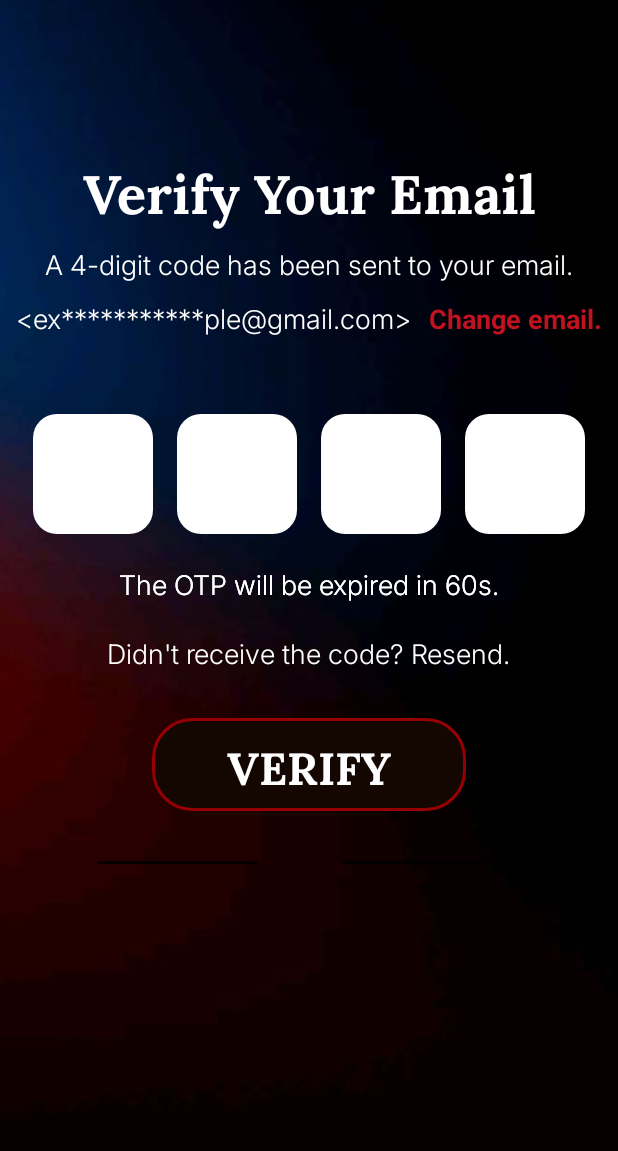
After one commit to PhanHongDatt/Whale_Fitness, an Android app: the layout activity_verify.xml on its own in the app's theme, with its tools: preview values and no code run, on a phone screen of 412 x 824 dp. The commit adds this screen. Shown: the top 1151 px of the screen. Run offline under Robolectric (Android 15) with nearby library versions, the phone set to English and light mode, and no system bars.

Commit message:
Verify layout commit

```diff
--- /dev/null
+++ b/app/src/main/res/drawable/img_button_verify.xml
@@ -0,0 +1,11 @@
+<vector xmlns:android="http://schemas.android.com/apk/res/android"
+    android:width="209dp"
+    android:height="62dp"
+    android:viewportWidth="209"
+    android:viewportHeight="62">
+  <path
+      android:pathData="M27,1L182,1A26,26 0,0 1,208 27L208,35A26,26 0,0 1,182 61L27,61A26,26 0,0 1,1 35L1,27A26,26 0,0 1,27 1z"
+      android:strokeWidth="2"
+      android:fillColor="#140702"
+      android:strokeColor="#970003"/>
+</vector>
--- /dev/null
+++ b/app/src/main/res/drawable/verify_otp_box.xml
@@ -0,0 +1,9 @@
+<vector xmlns:android="http://schemas.android.com/apk/res/android"
+    android:width="96dp"
+    android:height="96dp"
+    android:viewportWidth="96"
+    android:viewportHeight="96">
+  <path
+      android:pathData="M24,8L72,8A16,16 0,0 1,88 24L88,72A16,16 0,0 1,72 88L24,88A16,16 0,0 1,8 72L8,24A16,16 0,0 1,24 8z"
+      android:fillColor="#ffffff"/>
+</vector>
--- /dev/null
+++ b/app/src/main/res/layout/activity_verify.xml
@@ -0,0 +1,152 @@
+<?xml version="1.0" encoding="utf-8"?>
+<androidx.constraintlayout.widget.ConstraintLayout xmlns:android="http://schemas.android.com/apk/res/android"
+    android:layout_width="match_parent"
+    android:layout_height="match_parent"
+    xmlns:tools="http://schemas.android.com/tools"
+    xmlns:app="http://schemas.android.com/apk/res-auto"
+    android:background="@drawable/img_background_blue_red">
+
+    <TextView
+        android:id="@+id/tv_title"
+        android:layout_width="wrap_content"
+        android:layout_height="wrap_content"
+        android:text="@string/VerifyEmail"
+        android:textSize="36sp"
+        android:textStyle="bold"
+        android:textColor="@color/white"
+        android:fontFamily="@font/lora"
+        android:layout_marginTop="100dp"
+        app:layout_constraintStart_toStartOf="parent"
+        app:layout_constraintTop_toTopOf="parent"
+        app:layout_constraintEnd_toEndOf="parent">
+    </TextView>
+
+    <TextView
+        android:id="@+id/tv_description"
+        android:layout_width="wrap_content"
+        android:layout_height="wrap_content"
+        android:text="@string/Verify_Description"
+        android:textSize="18sp"
+        android:textStyle="normal"
+        android:textColor="@color/white"
+        android:fontFamily="@font/inter_Light"
+        android:layout_marginTop="10dp"
+        app:layout_constraintStart_toStartOf="parent"
+        app:layout_constraintTop_toBottomOf="@id/tv_title"
+        app:layout_constraintEnd_toEndOf="parent">
+    </TextView>
+
+    <TextView
+        android:id="@+id/tv_email"
+        android:layout_width="wrap_content"
+        android:layout_height="wrap_content"
+        android:text="@string/email_example"
+        android:textSize="18sp"
+        android:textStyle="normal"
+        android:textColor="@color/white"
+        android:fontFamily="@font/inter_Light"
+        android:layout_marginTop="10dp"
+        app:layout_constraintStart_toStartOf="parent"
+        app:layout_constraintEnd_toStartOf="@id/tv_change_email"
+        app:layout_constraintTop_toBottomOf="@id/tv_description">
+    </TextView>
+
+    <TextView
+        android:id="@+id/tv_change_email"
+        android:layout_width="wrap_content"
+        android:layout_height="wrap_content"
+        android:text="@string/changeemail"
+        android:textColor="@color/darker_red"
+        android:layout_marginTop="10dp"
+        android:textStyle="bold"
+        android:textSize="18sp"
+        app:layout_constraintTop_toBottomOf="@id/tv_description"
+        app:layout_constraintStart_toEndOf="@id/tv_email"
+        app:layout_constraintBaseline_toBaselineOf="@id/tv_email"
+        app:layout_constraintEnd_toEndOf="parent"/>
+    <LinearLayout
+        android:id="@+id/verify_container"
+        android:layout_width="match_parent"
+        android:layout_height="wrap_content"
+        android:orientation="horizontal"
+        android:gravity="center"
+        app:layout_constraintStart_toStartOf="parent"
+        app:layout_constraintEnd_toEndOf="parent"
+        app:layout_constraintTop_toBottomOf="@id/tv_email"
+        android:layout_marginTop="20dp">
+        <EditText
+            android:id="@+id/et_otp1"
+            android:layout_width="wrap_content"
+            android:layout_height="wrap_content"
+            android:background="@drawable/verify_otp_box"
+            android:layout_marginTop="15dp"/>
+        <EditText
+            android:id="@+id/et_otp2"
+            android:layout_width="wrap_content"
+            android:layout_height="wrap_content"
+            android:background="@drawable/verify_otp_box"
+            android:layout_marginTop="15dp"/>
+        <EditText
+            android:id="@+id/et_otp3"
+            android:layout_width="wrap_content"
+            android:layout_height="wrap_content"
+            android:background="@drawable/verify_otp_box"
+            android:layout_marginTop="15dp"/>
+        <EditText
+            android:id="@+id/et_otp4"
+            android:layout_width="wrap_content"
+            android:layout_height="wrap_content"
+            android:background="@drawable/verify_otp_box"
+            android:layout_marginTop="15dp"/>
+    </LinearLayout>
+    <TextView
+        android:id="@+id/tv_messageOTP"
+        android:layout_width="wrap_content"
+        android:layout_height="wrap_content"
+        android:text="@string/messageOTP"
+        android:textColor="@color/white"
+        android:fontFamily="@font/inter_Light"
+        android:textSize="18sp"
+        app:layout_constraintStart_toStartOf="parent"
+        app:layout_constraintTop_toBottomOf="@id/verify_container"
+        app:layout_constraintEnd_toEndOf="parent"
+        android:layout_marginTop="20dp"/>
+    <TextView
+        android:id="@+id/tv_messageresend"
+        android:layout_width="wrap_content"
+        android:layout_height="wrap_content"
+        android:text="@string/messageOTP"
+        android:textColor="@color/white"
+        android:fontFamily="@font/inter_Light"
+        android:textSize="18sp"
+        app:layout_constraintStart_toStartOf="parent"
+        app:layout_constraintTop_toBottomOf="@id/verify_container"
+        app:layout_constraintEnd_toEndOf="parent"
+        android:layout_marginTop="20dp"/>
+    <TextView
+        android:id="@+id/tv_resendcode"
+        android:layout_width="wrap_content"
+        android:layout_height="wrap_content"
+        android:text="@string/resendOTP"
+        android:textColor="@color/white"
+        android:fontFamily="@font/inter_Light"
+        android:textSize="18sp"
+        app:layout_constraintStart_toStartOf="parent"
+        app:layout_constraintTop_toBottomOf="@id/tv_messageresend"
+        app:layout_constraintEnd_toEndOf="parent"
+        android:layout_marginTop="20dp"/>
+    <androidx.appcompat.widget.AppCompatButton
+        android:id="@+id/btn_verify"
+        android:layout_width="wrap_content"
+        android:layout_height="wrap_content"
+        app:layout_constraintEnd_toEndOf="parent"
+        app:layout_constraintStart_toStartOf="parent"
+        app:layout_constraintTop_toBottomOf="@id/tv_resendcode"
+        android:background="@drawable/img_button_verify"
+        android:layout_marginTop="30dp"
+        android:text="@string/verify"
+        android:textColor="@color/white"
+        android:fontFamily="@font/lora"
+        android:textSize="30sp">
+    </androidx.appcompat.widget.AppCompatButton>
+</androidx.constraintlayout.widget.ConstraintLayout>
--- a/app/src/main/res/values/strings.xml
+++ b/app/src/main/res/values/strings.xml
@@ -47,5 +47,12 @@
     <string name="activity_beginner">Beginner</string>
     <string name="activity_intermediate">Intermediate</string>
     <string name="activity_advance">Advance</string>
+    <string name="VerifyEmail">Verify Your Email</string>
+    <string name="Verify_Description">A 4-digit code has been sent to your email.</string>
+    <string name="email_example"><![CDATA[<ex***********ple@gmail.com>]]></string>
+    <string name="changeemail">Change email.</string>
+    <string name="messageOTP">The OTP will be expired in 60s.</string>
+    <string name="resendOTP">Didn't receive the code? Resend.</string>
+    <string name="verify">Verify</string>
 
 </resources>
```
Also changed, not shown: app/src/main/res/font/inter.ttf (added), app/src/main/res/font/inter_Light.ttf (added).
